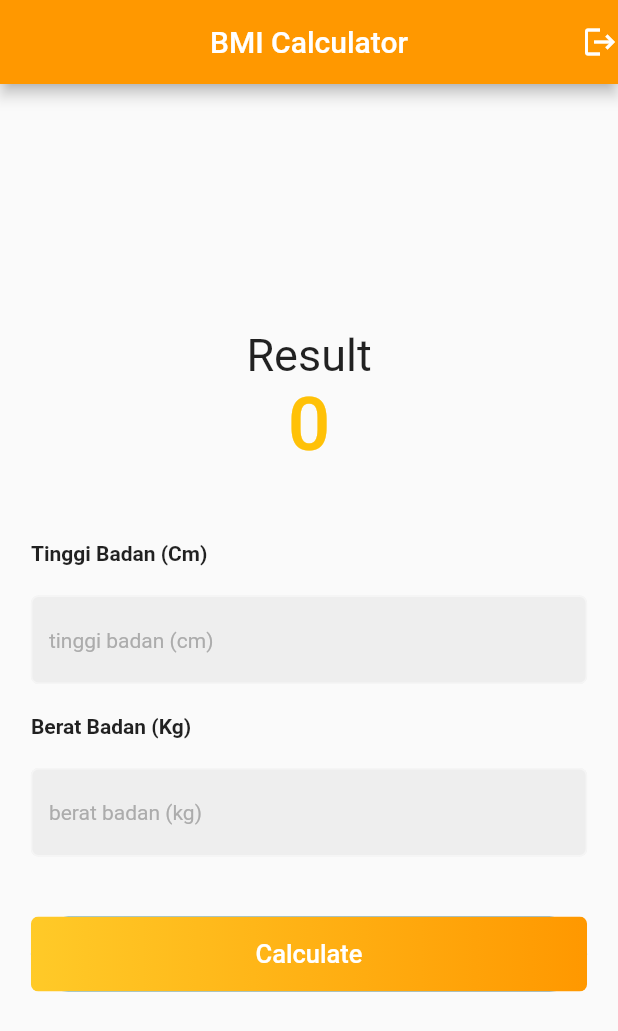
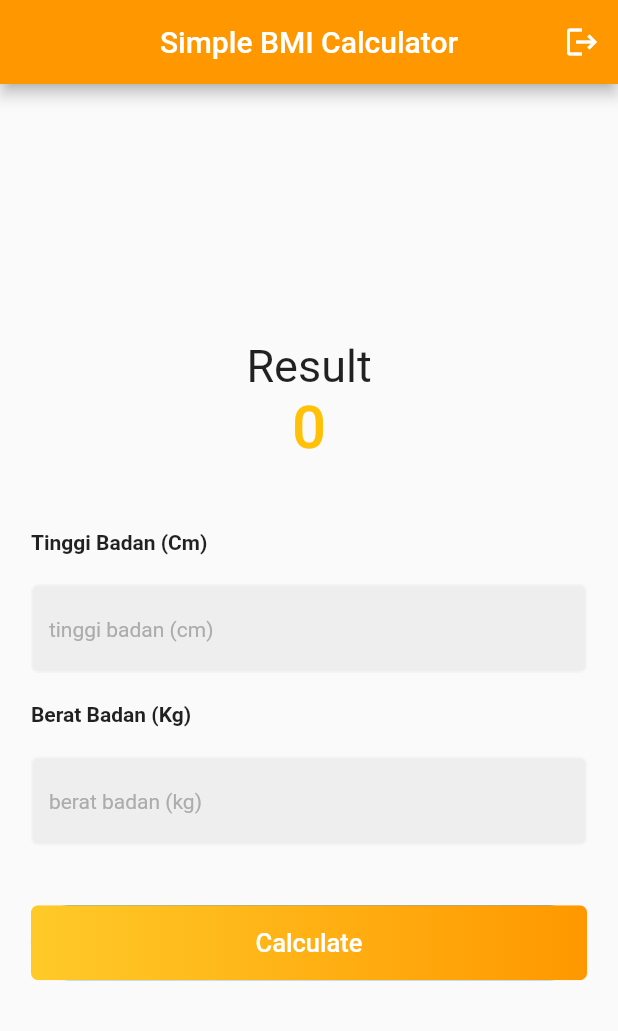
Before and after one commit to MrRudRud/flutter-simple-bmi-calculator, a Flutter app: the BmiCalc screen opened by its route, after a tap on "Calculate", on a phone screen of 412 x 824 dp. Shown: the top 1031 px of the screen. Run offline on Flutter 3.47's test engine with Material 2 defaults, Android fonts, the phone set to English and light mode, and no system bars; our stand-ins replace flutter_svg.

Commit message:
simple BMI calc

```diff
--- a/lib/main.dart
+++ b/lib/main.dart
@@ -21,6 +21,7 @@ class MyApp extends StatelessWidget {
       ),
       home: Welcome(),
       routes: {
+        '/home': (BuildContext context) => Welcome(),
         '/login': (BuildContext context) => PageLogin(),
         '/register': (BuildContext context) => PageRegister(),
         '/bmicalc': (BuildContext context) => BmiCalc(),
--- a/lib/presentation/auth/login.dart
+++ b/lib/presentation/auth/login.dart
@@ -59,7 +59,7 @@ class _PageLoginState extends State<PageLogin> {
                               _username.text == 'admin') {
                             Navigator.of(context).pushNamed('/bmicalc');
                           } else {
-                            print('false');
+                            Navigator.of(context).pushNamed('/home');
                           }
                         },
                         style: ElevatedButton.styleFrom(
--- a/lib/presentation/bmi/bmi_calc.dart
+++ b/lib/presentation/bmi/bmi_calc.dart
@@ -1,5 +1,5 @@
 import 'package:flutter/material.dart';
-import 'package:udalogin/presentation/auth/login.dart';
+// import 'package:udalogin/presentation/auth/login.dart';
 
 class BmiCalc extends StatefulWidget {
   @override
@@ -11,7 +11,6 @@ class _BmiCalcState extends State<BmiCalc> {
   TextEditingController _weightController = TextEditingController();
 
   double _result = 0;
-  double _height = 0, _weight = 0;
   String _category = "";
 
   @override
@@ -19,18 +18,16 @@ class _BmiCalcState extends State<BmiCalc> {
     var size = MediaQuery.of(context).size;
     return Scaffold(
       appBar: AppBar(
-        title: Text('BMI Calculator'),
+        title: Text('Simple BMI Calculator'),
         automaticallyImplyLeading: false,
         centerTitle: true,
         backgroundColor: Colors.orange,
         actions: [
-          InkWell(
-            onTap: () {
-              // Navigator.of(context).pushNamed('/login');
-              Navigator.push(context,
-                  MaterialPageRoute(builder: (context) => PageLogin()));
+          IconButton(
+            icon: Icon(Icons.logout),
+            onPressed: () {
+              Navigator.of(context).pushNamed('/login');
             },
-            child: Icon(Icons.logout),
           )
         ],
       ),
@@ -47,16 +44,17 @@ class _BmiCalcState extends State<BmiCalc> {
                 _result == 0 ? "0" : "${_result.toStringAsFixed(2)}",
                 style: TextStyle(
                   color: Colors.amber,
-                  fontSize: 50,
+                  fontSize: 40,
                   fontWeight: FontWeight.w500,
                 ),
               ),
               Text(
                 _category == "" ? "" : '($_category)',
-                style: TextStyle(fontSize: 15),
+                style: TextStyle(fontSize: 13),
               ),
               SizedBox(height: 20),
-              Container(
+              Form(
+                child: Container(
                   width: size.width * 0.9,
                   margin: EdgeInsets.only(top: 10),
                   child: Column(
@@ -67,15 +65,17 @@ class _BmiCalcState extends State<BmiCalc> {
                       Container(
                         margin: EdgeInsets.only(top: 10),
                         child: TextField(
+                          keyboardType: TextInputType.number,
                           controller: _heightController,
                           decoration: InputDecoration(
                             hintText: 'tinggi badan (cm)',
-                          hintStyle:
-                              TextStyle(color: Color(0xFFACACAC), fontSize: 14),
+                            hintStyle: TextStyle(
+                                color: Color(0xFFACACAC), fontSize: 14),
                             filled: true,
                             fillColor: Colors.grey.shade200,
                             enabledBorder: OutlineInputBorder(
-                            borderSide: BorderSide(color: Colors.grey.shade100),
+                              borderSide:
+                                  BorderSide(color: Colors.grey.shade100),
                               borderRadius:
                                   BorderRadius.all(Radius.circular(5.0)),
                             ),
@@ -92,16 +92,18 @@ class _BmiCalcState extends State<BmiCalc> {
                       SizedBox(height: 10),
                       Container(
                         margin: EdgeInsets.only(top: 10),
-                      child: TextField(
+                        child: TextFormField(
+                          keyboardType: TextInputType.number,
                           controller: _weightController,
                           decoration: InputDecoration(
                             hintText: 'berat badan (kg)',
-                          hintStyle:
-                              TextStyle(color: Color(0xFFACACAC), fontSize: 14),
+                            hintStyle: TextStyle(
+                                color: Color(0xFFACACAC), fontSize: 14),
                             filled: true,
                             fillColor: Colors.grey.shade200,
                             enabledBorder: OutlineInputBorder(
-                            borderSide: BorderSide(color: Colors.grey.shade100),
+                              borderSide:
+                                  BorderSide(color: Colors.grey.shade100),
                               borderRadius:
                                   BorderRadius.all(Radius.circular(5.0)),
                             ),
@@ -142,14 +144,15 @@ class _BmiCalcState extends State<BmiCalc> {
                               child: Text(
                                 "Calculate",
                                 textAlign: TextAlign.center,
-                              style:
-                                  TextStyle(color: Colors.white, fontSize: 17),
+                                style: TextStyle(
+                                    color: Colors.white, fontSize: 17),
                               ),
                             ),
                           ),
                         ),
                       ),
                     ],
+                  ),
                 ),
               ),
             ],
@@ -164,8 +167,8 @@ class _BmiCalcState extends State<BmiCalc> {
   }
 
   void calculateBMI() {
-    _height = double.parse(_heightController.text) / 100;
-    _weight = double.parse(_weightController.text);
+    double _height = double.parse(_heightController.text) / 100;
+    double _weight = double.parse(_weightController.text);
 
     double _heightSquare = _height * _height;
     double _resultBMI = _weight / _heightSquare;
@@ -177,21 +180,21 @@ class _BmiCalcState extends State<BmiCalc> {
   }
 
   void category() {
-    String _ket;
+    String _ct;
     if (_result <= 17.0) {
-      _ket = "Kurus, kurang dari 17.0";
-    } else if (_result <= 18.5) {
-      _ket = 'Kurus, Kurang Ideal';
+      _ct = "Kurus, kekurangan berat badan berat";
+    } else if (_result <= 18.4) {
+      _ct = 'Kurus, kekurangan berat badan ringan';
     } else if (_result <= 25.0) {
-      _ket = 'Normal';
-    } else if (_result <= 29) {
-      _ket = 'Gemuk';
+      _ct = 'Normal';
+    } else if (_result <= 27.0) {
+      _ct = 'Gemuk, kelebihan berat badan tingkat ringan';
     } else {
-      _ket = 'Obesitas';
+      _ct = 'Obesitas, kelebihan berat badan tingkat berat';
     }
 
     setState(() {
-      _category = _ket;
+      _category = _ct;
     });
   }
 }
```
Lines whose indentation alone changed are shown as unchanged.
